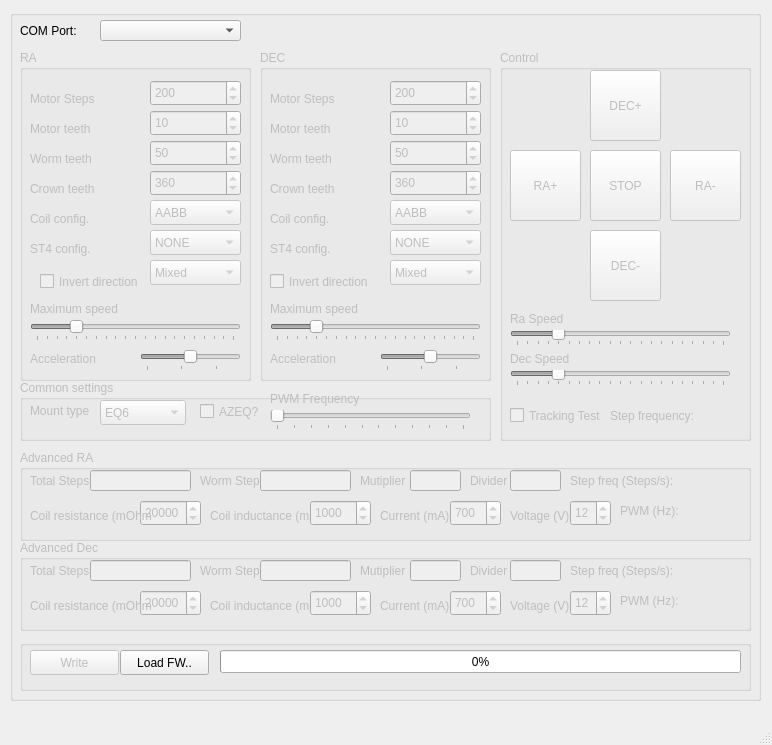
Old version of the form mainwindow.ui in the repository ahp-electronics/gt-configurator.
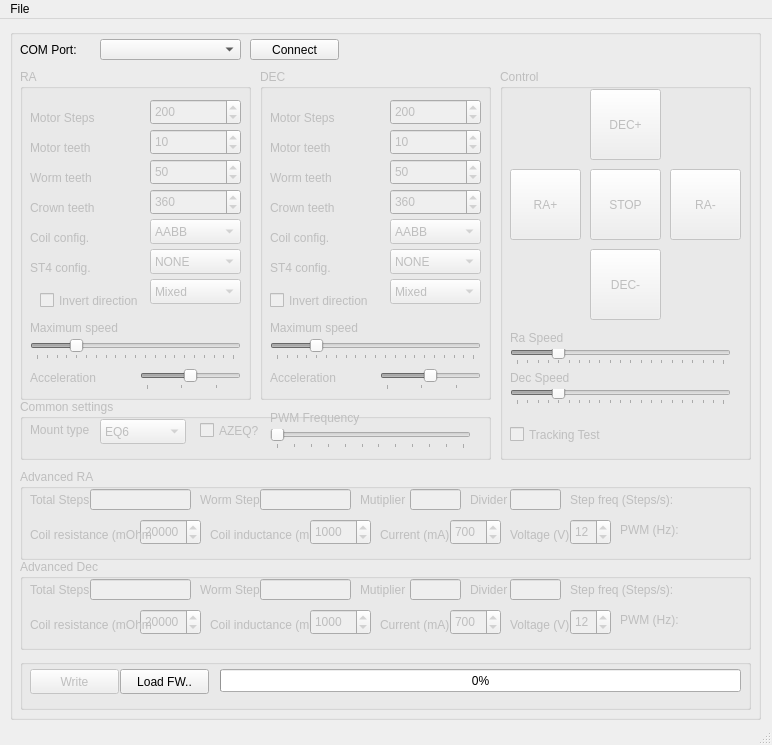
New version of the form.

Commit message: Version information in window title

Patch:
```diff
--- a/mainwindow.ui
+++ b/mainwindow.ui
@@ -942,19 +942,6 @@
        <string>Tracking Test</string>
       </property>
      </widget>
-     <widget class="QLabel" name="label_22">
-      <property name="geometry">
-       <rect>
-        <x>110</x>
-        <y>350</y>
-        <width>131</width>
-        <height>31</height>
-       </rect>
-      </property>
-      <property name="text">
-       <string>Step frequency:</string>
-      </property>
-     </widget>
     </widget>
     <widget class="QGroupBox" name="commonSettings">
      <property name="enabled">
@@ -1677,6 +1664,19 @@
       </property>
      </widget>
     </widget>
+    <widget class="QPushButton" name="Connect">
+     <property name="geometry">
+      <rect>
+       <x>240</x>
+       <y>10</y>
+       <width>89</width>
+       <height>21</height>
+      </rect>
+     </property>
+     <property name="text">
+      <string>Connect</string>
+     </property>
+    </widget>
    </widget>
   </widget>
   <widget class="QMenuBar" name="menubar">
@@ -1688,6 +1688,14 @@
      <height>21</height>
     </rect>
    </property>
+   <widget class="QMenu" name="menuFile">
+    <property name="title">
+     <string>File</string>
+    </property>
+    <addaction name="ReadCFG"/>
+    <addaction name="SaveCFG"/>
+   </widget>
+   <addaction name="menuFile"/>
   </widget>
   <widget class="QStatusBar" name="statusbar"/>
   <action name="actionOpen_FW">
```
Left out of the diff: 20 changed lines with no effect on the pictures. The commit also changes 4 other files.
